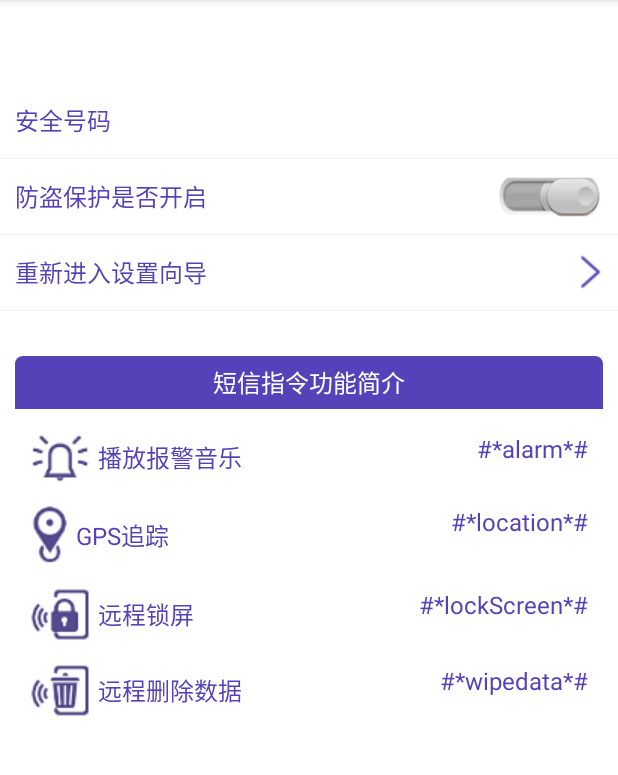
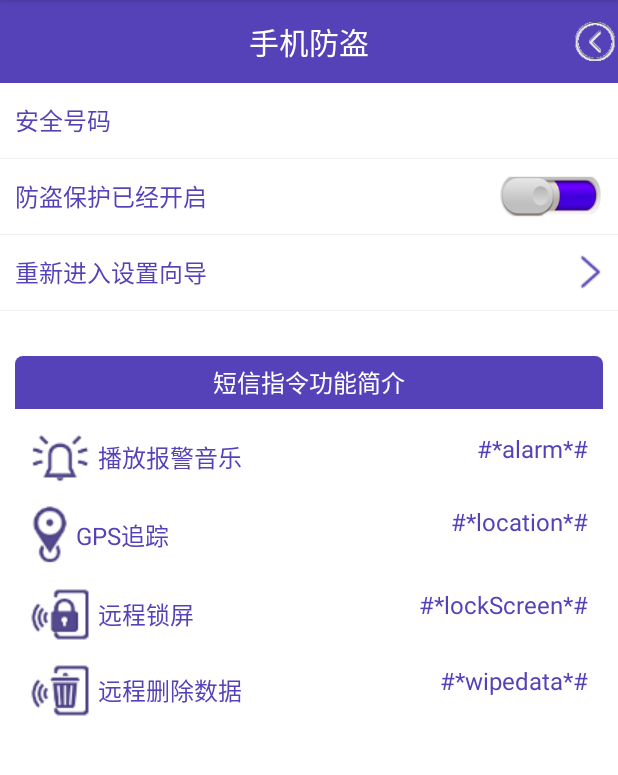
Before and after one commit to yuanmanting/MyGuard, an Android app: the LostFindActivity screen opened directly, with no data from a screen before it, on a phone screen of 412 x 824 dp, the part 84-859 px from its top. Run offline under Robolectric (Android 15) with nearby library versions, the phone set to English and light mode, and no system bars; 1 statement that could not run was skipped.

Commit message:
finish 5.7.	MyDeviceAdminReceiver.java

```diff
--- a/app/src/main/java/cn/edu/gdmec/android/mobileguard/m2theftguard/LostFindActivity.java
+++ b/app/src/main/java/cn/edu/gdmec/android/mobileguard/m2theftguard/LostFindActivity.java
@@ -1,23 +1,91 @@
 package cn.edu.gdmec.android.mobileguard.m2theftguard;
 
 import android.content.Intent;
+import android.content.SharedPreferences;
 import android.support.v7.app.AppCompatActivity;
 import android.os.Bundle;
+import android.view.View;
+import android.widget.CompoundButton;
+import android.widget.ImageView;
+import android.widget.RelativeLayout;
+import android.widget.TextView;
+import android.widget.ToggleButton;
 
 import cn.edu.gdmec.android.mobileguard.R;
 
-public class LostFindActivity extends AppCompatActivity {
-
+public class LostFindActivity extends AppCompatActivity implements View.OnClickListener{
+ private TextView mSafePhoneTV;
+    private RelativeLayout mInterSetupRL;
+    private SharedPreferences msharedPreferences;
+    private ToggleButton mToggleButton;
+    private TextView mProtectStatusTV;
     @Override
     protected void onCreate(Bundle savedInstanceState) {
         super.onCreate(savedInstanceState);
         setContentView(R.layout.activity_lost_find);
-        startSetUp1Activity();
+        msharedPreferences=getSharedPreferences("config",MODE_PRIVATE);
+        if (!isSetUp()) {
+            startSetUp1Activity();
+        }
+        initView();
+    }
+    private boolean isSetUp(){
+        return msharedPreferences.getBoolean("isSetUp",false);
     }
 
+    private void initView() {
+        TextView mTitleTV=(TextView) findViewById(R.id.tv_title);
+        mTitleTV.setText("手机防盗");
+        ImageView mLeftImgv=(ImageView) findViewById(R.id.imgv_leftbtn);
+        mLeftImgv.setImageResource(R.drawable.back);
+        findViewById(R.id.rl_titlebar).setBackgroundColor(
+                getResources().getColor(R.color.purple));
+        mSafePhoneTV=(TextView) findViewById(R.id.tv_safephone);
+        mSafePhoneTV.setText(msharedPreferences.getString("safephone",""));
+        mToggleButton=(ToggleButton) findViewById(R.id.togglebtn_lostfind);
+        mInterSetupRL=(RelativeLayout) findViewById(R.id.rl_inter_setup_wizard);
+        mInterSetupRL.setOnClickListener(this);
+        mProtectStatusTV=(TextView) findViewById(R.id.tv_lostfind_protectstauts);
+        boolean protecting=msharedPreferences.getBoolean("protecting",true);
+        if (protecting){
+            mProtectStatusTV.setText("防盗保护已经开启");
+            mToggleButton.setChecked(true);
+        }else{
+            mProtectStatusTV.setText("防盗保护没有开启");
+            mToggleButton.setChecked(false);
+        }
+       mToggleButton.setOnCheckedChangeListener(new CompoundButton.OnCheckedChangeListener() {
+           @Override
+           public void onCheckedChanged(CompoundButton buttonView, boolean isChecked) {
+               if (isChecked){
+                   mProtectStatusTV.setText("防盗保护已经开启");
+               }else{
+                   mProtectStatusTV.setText("防盗保护没有开启");
+               }
+              SharedPreferences.Editor editor=msharedPreferences.edit();
+               editor.putBoolean("protecting",isChecked);
+               editor.commit();
+           }
+       });
+
+
+    }
     private void startSetUp1Activity() {
         Intent intent=new Intent(LostFindActivity.this,Setup1Activity.class);
         startActivity(intent);
         finish();
     }
+
+
+    @Override
+    public void onClick(View view) {
+     switch (view.getId()){
+         case R.id.rl_inter_setup_wizard:
+             startSetUp1Activity();
+             break;
+         case R.id.imgv_leftbtn:
+             finish();
+             break;
+     }
+    }
 }
```
Also changed, not shown: app/src/main/AndroidManifest.xml (+28 -1 lines), app/src/main/java/cn/edu/gdmec/android/mobileguard/m2theftguard/Setup4Activity.java (+39 -0 lines), app/src/main/java/cn/edu/gdmec/android/mobileguard/m2theftguard/receiver/MyDeviceAdminReceiver.java (added, +16 -0 lines), app/src/main/java/cn/edu/gdmec/android/mobileguard/m2theftguard/receiver/SmsLostFindReceiver.java (added, +16 -0 lines), app/src/main/java/cn/edu/gdmec/android/mobileguard/m2theftguard/service/GPSLocationService.java (added, +87 -0 lines), 1 other file.
